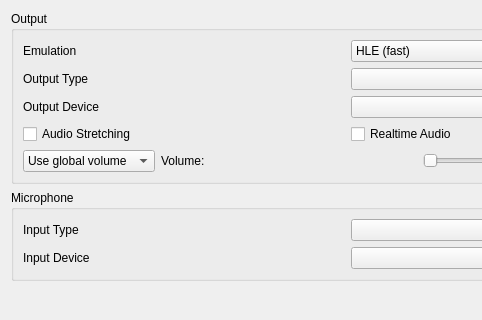
Qt form src/borked3ds_qt/configuration/configure_audio.ui (yeager/Borked3DS) before a commit; both pictures show x 0 to 482 and y 0 to 320 of the 696 by 527 pixel window.
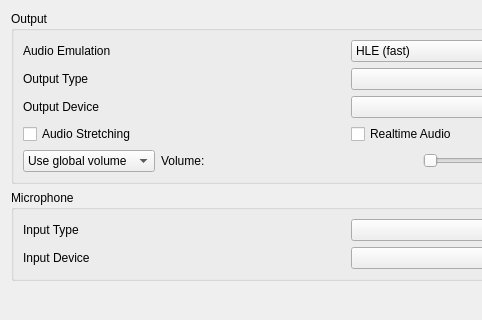
The same form after that commit.

Commit message: Android: Implement `Audio Emulation` settings UI (#277)

The edit to the form file:
```diff
--- a/src/borked3ds_qt/configuration/configure_audio.ui
+++ b/src/borked3ds_qt/configuration/configure_audio.ui
@@ -35,7 +35,7 @@
             <item>
             <widget class="QLabel" name="label_emulation">
             <property name="text">
-            <string>Emulation</string>
+            <string>Audio Emulation</string>
             </property>
             </widget>
             </item>
```
Left out of the diff: 3 changed lines with no effect on the pictures. The commit also changes 6 other files.
